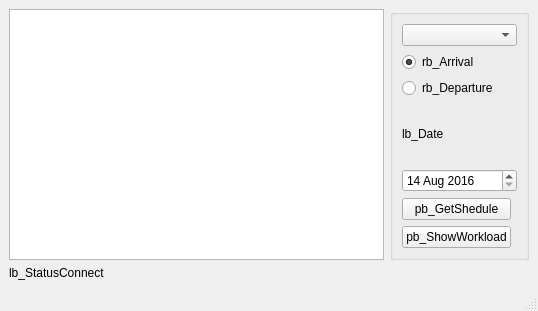
ZeRg0912/Qt-project, file Airport_Inspector_v2/mainwindow.ui: the form before one commit.
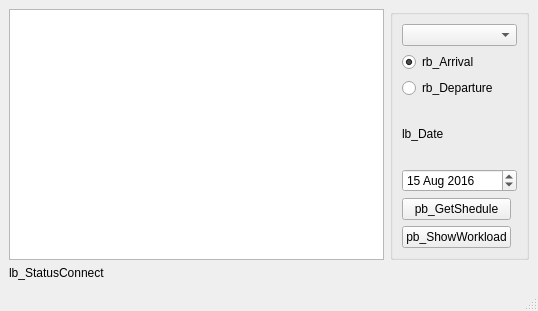
The form after the commit.

Patch:
```diff
--- a/Airport_Inspector_v2/mainwindow.ui
+++ b/Airport_Inspector_v2/mainwindow.ui
@@ -79,7 +79,7 @@
            <second>0</second>
            <year>2016</year>
            <month>8</month>
-           <day>14</day>
+           <day>15</day>
           </datetime>
          </property>
          <property name="maximumDateTime">
```
Left out of the diff: 2 changed lines with no effect on the pictures.
